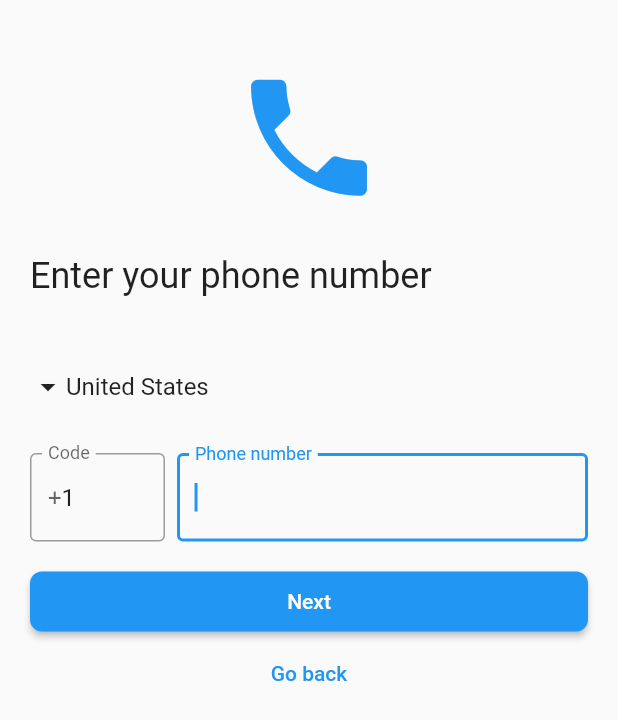
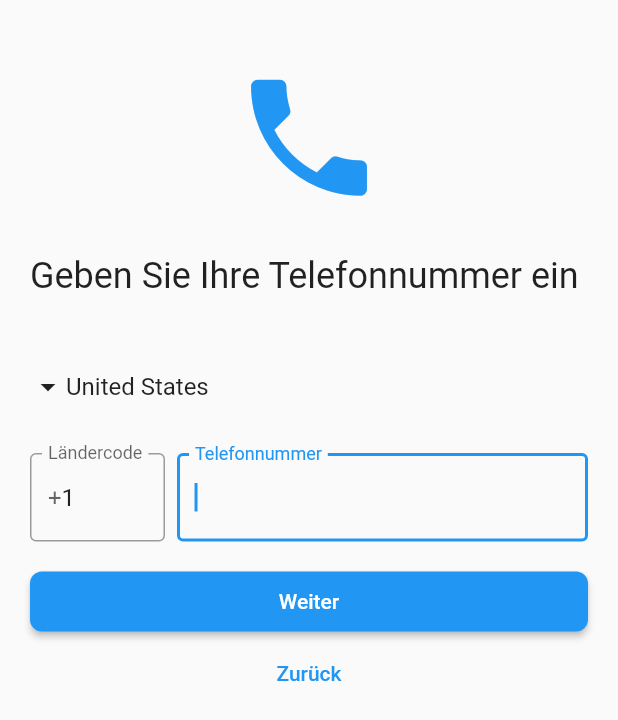
Before and after one commit to VadimBliz/flutterfire_ui, a Flutter app: the PhoneInputScreen screen opened by its route, on a phone screen of 412 x 824 dp. Shown: the top 720 px of the screen. Run offline on Flutter 3.47's test engine with Material 2 defaults, Android fonts, the phone set to English and light mode, and no system bars; our stand-ins replace cloud_firestore, email_validator, firebase_auth, firebase_core, firebase_database, firebase_dynamic_links and 3 more; missing offline and left inert: desktop_webview_auth, flutter_facebook_auth, twitter_login; accounts and stored records are empty.

Commit message:
replace en localization with de

```diff
--- a/lib/src/i10n/lang/en.dart
+++ b/lib/src/i10n/lang/en.dart
@@ -169,77 +169,79 @@ class EnLocalizations extends FlutterFireUILocalizationLabels {
   final String referenceLabel;
 
   const EnLocalizations({
-    this.emailInputLabel = 'Email',
-    this.passwordInputLabel = 'Password',
-    this.signInActionText = 'Sign in',
-    this.registerActionText = 'Register',
-    this.signInButtonText = 'Sign in',
-    this.registerButtonText = 'Register',
-    this.linkEmailButtonText = 'Next',
-    this.signInWithPhoneButtonText = 'Sign in with phone',
-    this.signInWithGoogleButtonText = 'Sign in with Google',
-    this.signInWithAppleButtonText = 'Sign in with Apple',
-    this.signInWithTwitterButtonText = 'Sign in with Twitter',
-    this.signInWithFacebookButtonText = 'Sign in with Facebook',
-    this.phoneVerificationViewTitleText = 'Enter your phone number',
-    this.verifyPhoneNumberButtonText = 'Next',
-    this.verifyCodeButtonText = 'Verify',
-    this.verifyingPhoneNumberViewTitle = 'Enter code from SMS',
-    this.unknownError = 'An unknown error occurred',
+    this.emailInputLabel = 'E-Mail',
+    this.passwordInputLabel = 'Passwort',
+    this.signInActionText = 'Anmelden',
+    this.registerActionText = 'Registrieren',
+    this.signInButtonText = 'Anmelden',
+    this.registerButtonText = 'Registrieren',
+    this.linkEmailButtonText = 'Weiter',
+    this.signInWithPhoneButtonText = 'Mit Telefon anmelden',
+    this.signInWithGoogleButtonText = 'Mit Google anmelden',
+    this.signInWithAppleButtonText = 'Mit Apple anmelden',
+    this.signInWithTwitterButtonText = 'Mit Twitter anmelden',
+    this.signInWithFacebookButtonText = 'Mit Facebook anmelden',
+    this.phoneVerificationViewTitleText = 'Geben Sie Ihre Telefonnummer ein',
+    this.verifyPhoneNumberButtonText = 'Weiter',
+    this.verifyCodeButtonText = 'Überprüfen',
+    this.verifyingPhoneNumberViewTitle = 'Code aus SMS eingeben',
+    this.unknownError = 'Ein unbekannter Fehler ist aufgetreten',
     this.smsAutoresolutionFailedError =
-        'Failed to resolve SMS code automatically. Please enter your code manually',
-    this.smsCodeSentText = 'SMS code sent',
-    this.sendingSMSCodeText = 'Sending SMS code...',
-    this.verifyingSMSCodeText = 'Verifying SMS code...',
-    this.enterSMSCodeText = 'Enter SMS code',
-    this.emailIsRequiredErrorText = 'Email is required',
-    this.isNotAValidEmailErrorText = 'Provide a valid email',
-    this.userNotFoundErrorText = "Account doesn't exist",
-    this.emailTakenErrorText = 'Account with such email already exists',
+    'Der SMS-Code konnte nicht automatisch aufgelöst werden. Bitte geben Sie Ihren Code manuell ein',
+    this.smsCodeSentText = 'SMS-Code wurde verschickt',
+    this.sendingSMSCodeText = 'SMS-Code versenden...',
+    this.verifyingSMSCodeText = 'SMS-Code überprüfen...',
+    this.enterSMSCodeText = 'SMS-Code eingeben',
+    this.emailIsRequiredErrorText = 'E-Mail ist erforderlich',
+    this.isNotAValidEmailErrorText = 'Geben Sie eine gültige E-Mail an',
+    this.userNotFoundErrorText = 'Das Konto existiert nicht',
+    this.emailTakenErrorText = 'Konto mit dieser E-Mail existiert bereits',
     this.accessDisabledErrorText =
-        'Access to this account has been temporarily disabled',
+    'Der Zugriff auf dieses Konto wurde vorübergehend deaktiviert',
     this.wrongOrNoPasswordErrorText =
-        'The password is invalid or the user does not have a password',
-    this.signInText = 'Sign in',
-    this.registerText = 'Register',
-    this.registerHintText = "Don't have an account?",
-    this.signInHintText = 'Already have an account?',
-    this.signOutButtonText = 'Sign out',
-    this.phoneInputLabel = 'Phone number',
-    this.phoneNumberInvalidErrorText = 'Phone number is invalid',
-    this.phoneNumberIsRequiredErrorText = 'Phone number is required',
-    this.profile = 'Profile',
+    'Das Passwort ist ungültig oder der Benutzer hat kein Passwort',
+    this.signInText = 'Anmelden',
+    this.registerText = 'Registrieren',
+    this.registerHintText = 'Sie haben noch kein Konto?',
+    this.signInHintText = 'Sie haben bereits ein Konto?',
+    this.signOutButtonText = 'Abmelden',
+    this.phoneInputLabel = 'Telefonnummer',
+    this.phoneNumberInvalidErrorText = 'Telefonnummer ist ungültig',
+    this.phoneNumberIsRequiredErrorText = 'Telefonnummer ist erforderlich',
+    this.profile = 'Profil',
     this.name = 'Name',
-    this.deleteAccount = 'Delete account',
-    this.passwordIsRequiredErrorText = 'Password is required',
-    this.confirmPasswordIsRequiredErrorText = 'Confirm your password',
-    this.confirmPasswordDoesNotMatchErrorText = 'Passwords do not match',
-    this.confirmPasswordInputLabel = 'Confirm password',
-    this.forgotPasswordButtonLabel = 'Forgot password?',
-    this.forgotPasswordViewTitle = 'Forgot password',
-    this.resetPasswordButtonLabel = 'Reset password',
-    this.verifyItsYouText = "Verify it's you",
+    this.deleteAccount = 'Konto löschen',
+    this.passwordIsRequiredErrorText = 'Passwort ist erforderlich',
+    this.confirmPasswordIsRequiredErrorText = 'Bestätigen Sie Ihr Passwort',
+    this.confirmPasswordDoesNotMatchErrorText =
+    'Passwörter stimmen nicht überein',
+    this.confirmPasswordInputLabel = 'Passwort bestätigen',
+    this.forgotPasswordButtonLabel = 'Passwort vergessen?',
+    this.forgotPasswordViewTitle = 'Passwort vergessen',
+    this.resetPasswordButtonLabel = 'Passwort zurücksetzen',
+    this.verifyItsYouText = 'Überprüfen Sie, ob Sie es sind',
     this.differentMethodsSignInTitleText =
-        'Use one of the following methods to sign in',
-    this.findProviderForEmailTitleText = 'Enter your email to continue',
-    this.continueText = 'Continue',
-    this.countryCode = 'Code',
-    this.codeRequiredErrorText = 'Country code is required',
-    this.invalidCountryCode = 'Invalid code',
-    this.chooseACountry = 'Choose a country',
-    this.enableMoreSignInMethods = 'Enable more sign in methods',
-    this.signInMethods = 'Sign in methods',
-    this.provideEmail = 'Provide your email and password',
-    this.goBackButtonLabel = 'Go back',
+    'Verwenden Sie eine der folgenden Methoden, um sich anzumelden',
+    this.findProviderForEmailTitleText =
+    'Geben Sie Ihre E-Mail-Adresse ein, um fortzufahren',
+    this.continueText = 'Weiter',
+    this.countryCode = 'Ländercode',
+    this.codeRequiredErrorText = 'Ländercode ist erforderlich',
+    this.invalidCountryCode = 'Ungültiger Code',
+    this.chooseACountry = 'Wählen Sie ein Land',
+    this.enableMoreSignInMethods = 'Weitere Anmeldemethoden aktivieren',
+    this.signInMethods = 'Anmeldemethoden',
+    this.provideEmail = 'Geben Sie E-Mail und Passwort an',
+    this.goBackButtonLabel = 'Zurück',
     this.passwordResetEmailSentText =
-        "We've sent you an email with a link to reset your password. Please check your email.",
+    'Wir haben Ihnen eine E-Mail mit einem Link zum Zurücksetzen Ihres Passworts geschickt. Bitte prüfen Sie Ihre E-Mail.',
     this.forgotPasswordHintText =
-        'Provide your email and we will send you a link to reset your password',
-    this.emailLinkSignInButtonLabel = 'Sign in with magic link',
-    this.signInWithEmailLinkViewTitleText = 'Sign in with magic link',
+    'Geben Sie Ihre E-Mail-Adresse an und wir senden Ihnen einen Link zum Zurücksetzen Ihres Passworts',
+    this.emailLinkSignInButtonLabel = 'Anmelden mit Magic Link',
+    this.signInWithEmailLinkViewTitleText = 'Mit Magic Link anmelden',
     this.signInWithEmailLinkSentText =
-        "We've sent you an email with a magic link. Check your email and follow the link to sign in",
-    this.sendLinkButtonLabel = 'Send magic link',
+    'Wir haben Ihnen eine E-Mail mit einem Magic Link geschickt. Prüfen Sie Ihre E-Mail und folgen Sie dem Link, um sich anzumelden',
+    this.sendLinkButtonLabel = 'Magic Link senden',
     this.arrayLabel = 'array',
     this.booleanLabel = 'boolean',
     this.mapLabel = 'map',
@@ -248,12 +250,12 @@ class EnLocalizations extends FlutterFireUILocalizationLabels {
     this.stringLabel = 'string',
     this.typeLabel = 'type',
     this.valueLabel = 'value',
-    this.cancelLabel = 'cancel',
-    this.updateLabel = 'update',
+    this.cancelLabel = 'abbrechen',
+    this.updateLabel = 'aktualisieren',
     this.northInitialLabel = 'N',
     this.southInitialLabel = 'S',
     this.westInitialLabel = 'W',
-    this.eastInitialLabel = 'E',
+    this.eastInitialLabel = 'O',
     this.timestampLabel = 'timestamp',
     this.longitudeLabel = 'longitude',
     this.latitudeLabel = 'latitude',
```
